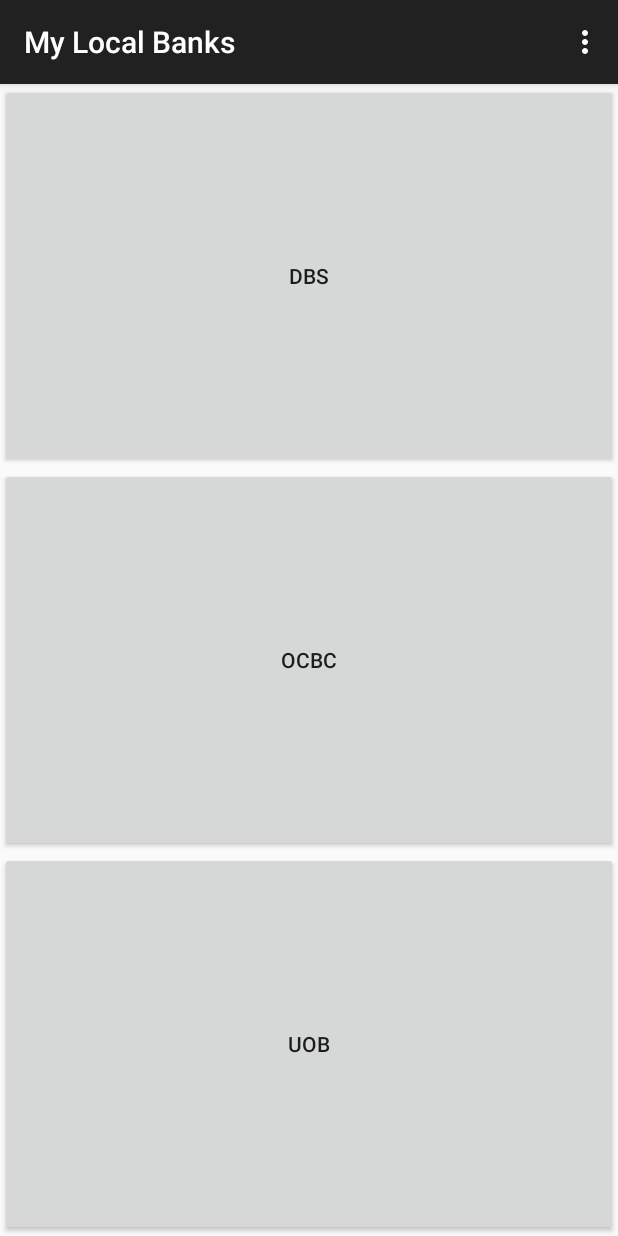
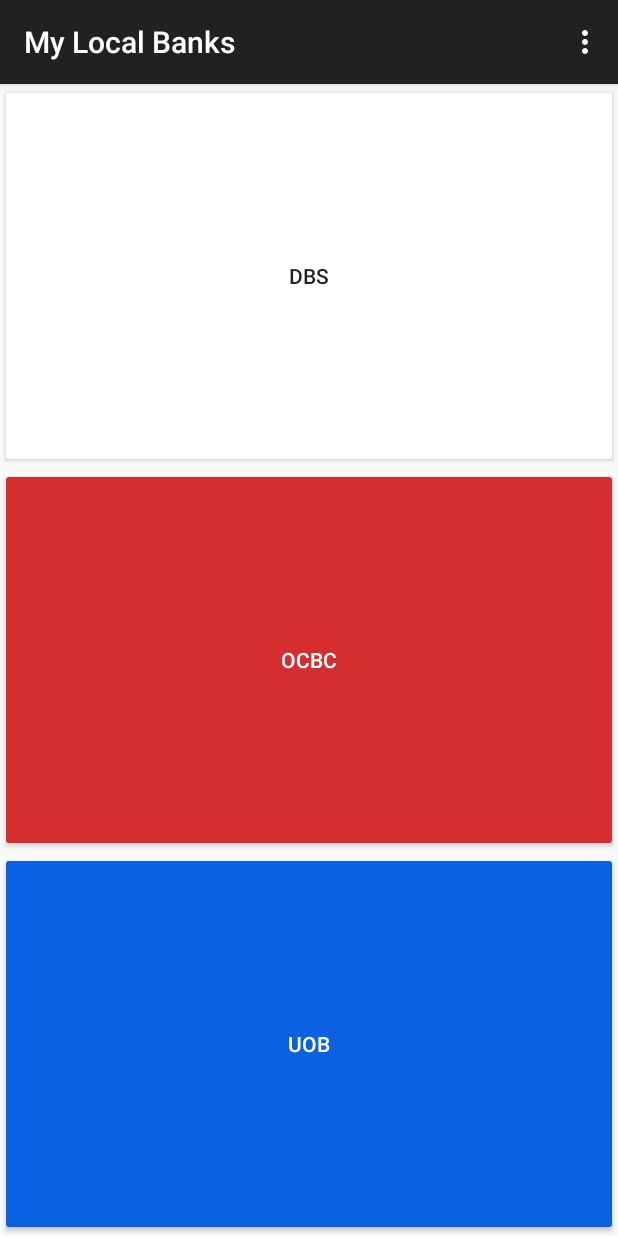
Before and after one commit to riceyan/MyLocalBanks, an Android app: the screen it shows after launch (MainActivity), on a phone screen of 412 x 824 dp. Run offline under Robolectric (Android 15) with nearby library versions, the phone set to English and light mode, and no system bars.

Commit message:
final submission

```diff
--- a/app/src/main/res/layout/activity_main.xml
+++ b/app/src/main/res/layout/activity_main.xml
@@ -12,6 +12,7 @@
         android:layout_width="match_parent"
         android:layout_height="0dp"
         android:layout_weight="1"
+        android:backgroundTint="#FFFFFF"
         android:text="@string/DBS" />
 
     <Button
@@ -19,12 +20,16 @@
         android:layout_width="match_parent"
         android:layout_height="0dp"
         android:layout_weight="1"
-        android:text="@string/OCBC" />
+        android:backgroundTint="#D62E2E"
+        android:text="@string/OCBC"
+        android:textColor="#FFFFFF" />
 
     <Button
         android:id="@+id/buttonUOB"
         android:layout_width="match_parent"
         android:layout_height="0dp"
         android:layout_weight="1"
-        android:text="@string/UOB" />
+        android:backgroundTint="#0B61E1"
+        android:text="@string/UOB"
+        android:textColor="#FFFFFF" />
 </LinearLayout>
```
Also changed, not shown: app/src/main/java/sg/edu/rp/c346/id21017809/mylocalbanks/MainActivity.java (+47 -23 lines).
